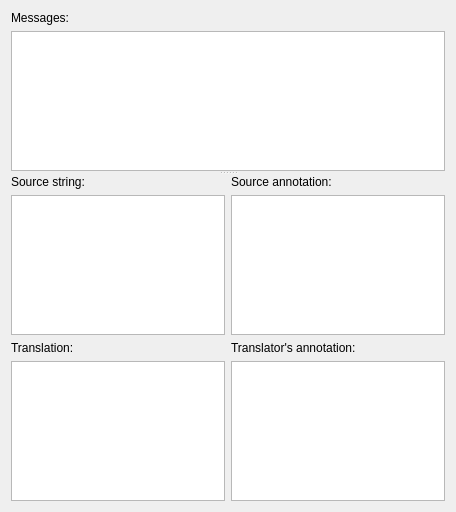
Above: trunk/src/translator/msg_form.ui from azizk/dil before the change. Below: the same form after it.
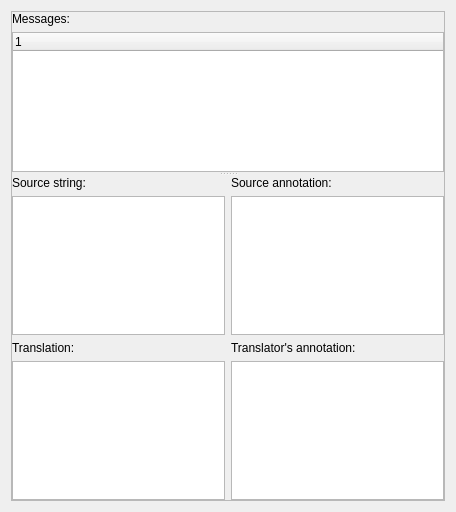
That is the form after the change.

Diff of the .ui file:
```diff
--- a/trunk/src/translator/msg_form.ui
+++ b/trunk/src/translator/msg_form.ui
@@ -15,6 +15,9 @@
   <layout class="QVBoxLayout" >
    <item>
     <widget class="QSplitter" name="splitter" >
+     <property name="frameShape" >
+      <enum>QFrame::StyledPanel</enum>
+     </property>
      <property name="orientation" >
       <enum>Qt::Vertical</enum>
      </property>
@@ -28,11 +31,17 @@
         </widget>
        </item>
        <item>
-        <widget class="QListWidget" name="listWidget" />
+        <widget class="QTreeWidget" name="treeWidget" >
+         <column>
+          <property name="text" >
+           <string>1</string>
+          </property>
+         </column>
+        </widget>
        </item>
       </layout>
      </widget>
-     <widget class="QWidget" name="" >
+     <widget class="QWidget" name="layoutWidget" >
       <layout class="QGridLayout" >
        <item row="0" column="0" >
         <layout class="QVBoxLayout" >
```
